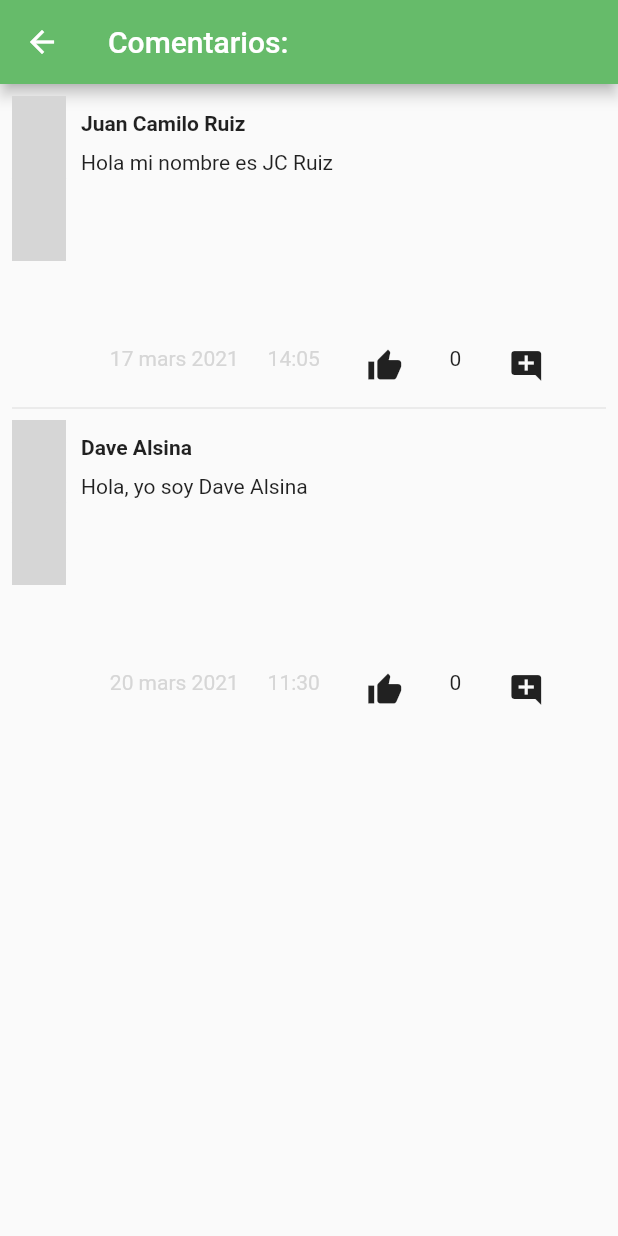
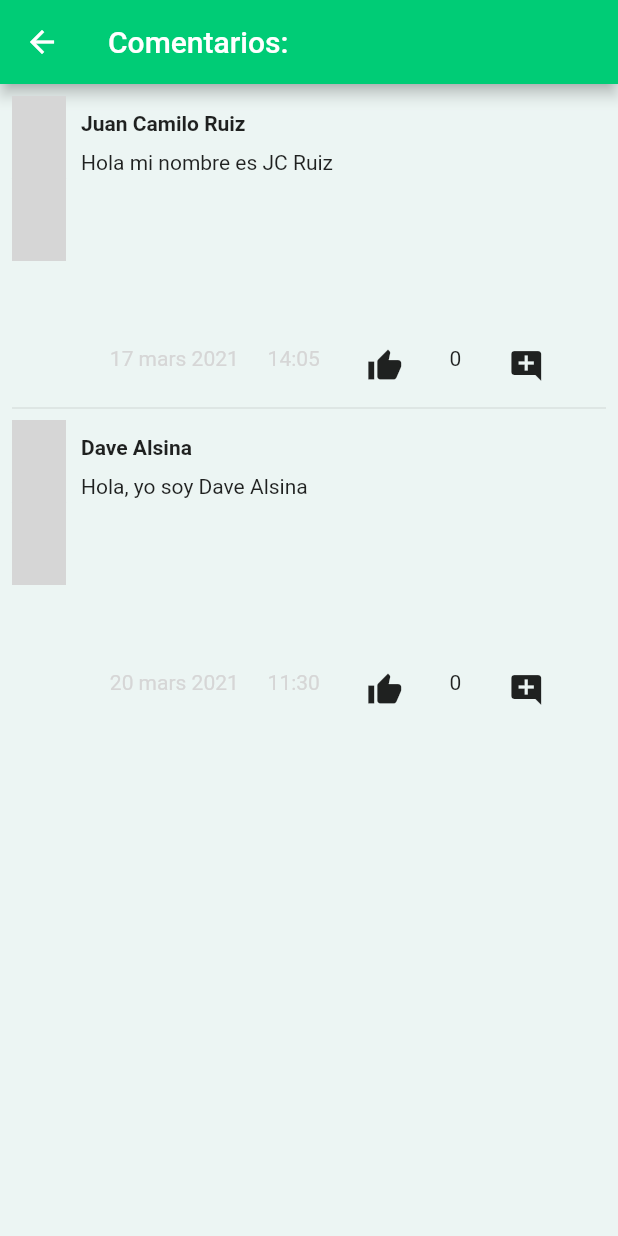
Before and after one commit to DaveAlsina/agro_a_la_mano, a Flutter app: the ComentariosPage screen opened by its route, on a phone screen of 412 x 824 dp. Run offline on Flutter 3.47's test engine with Material 2 defaults, Android fonts, the phone set to English and light mode, and no system bars; our stand-ins replace cloud_firestore, file_picker, firebase_auth, firebase_core, firebase_storage, get and 1 more; accounts and stored records are empty; grey boxes are pictures that could not be loaded.

Commit message:
Algunos cambios

```diff
--- a/agro_a_la_mano_dev/lib/pages/comentarios_page.dart
+++ b/agro_a_la_mano_dev/lib/pages/comentarios_page.dart
@@ -1,5 +1,12 @@
 import 'package:flutter/material.dart';
 import 'package:agro_a_la_mano_dev/widgets/comment_box.dart';
+
+//estilos y colores
+import 'package:agro_a_la_mano_dev/stylingConstants/color_constants.dart'
+    as colorCons;
+
+import 'package:agro_a_la_mano_dev/stylingConstants/textStyle_constants.dart'
+    as textCons;
 
 Color verde = Colors.green[400]!;
 Color gris = Colors.grey[350]!;
@@ -40,7 +47,10 @@ class _ComentariosPageState extends State<ComentariosPage> {
           horas[i]));
     }
     return Scaffold(
-        appBar: AppBar(backgroundColor: verde, title: Text("Comentarios:")),
+        backgroundColor: colorCons.BACKGROUND_COLOR,
+        appBar: AppBar(
+            backgroundColor: colorCons.GREEN_BUTTON_COLOR,
+            title: Text("Comentarios:")),
         body: ListView.separated(
           padding: const EdgeInsets.all(8),
           separatorBuilder: (BuildContext context, int index) =>
```
